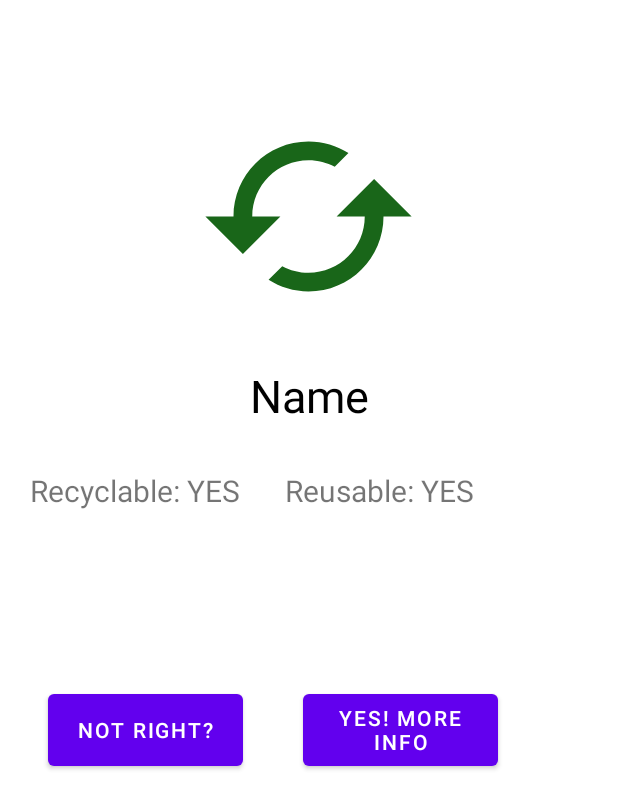
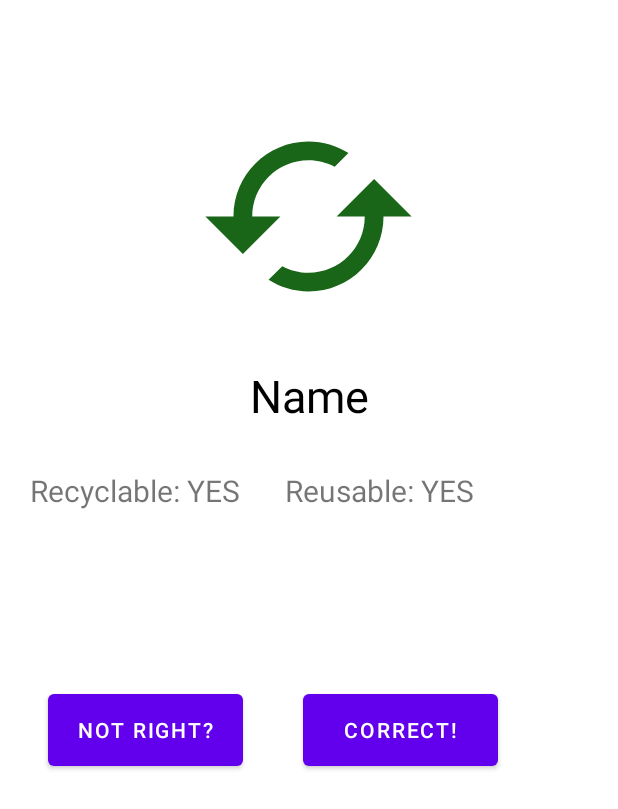
Before and after one commit to AndreiFoidas/bachelors-project-ubb, an Android app: the layout result_popup.xml on its own in the app's theme, with its tools: preview values and no code run, on a phone screen of 412 x 824 dp. Shown: the top 809 px of the screen. Run offline under Robolectric (Android 15) with nearby library versions, the phone set to English and light mode, and no system bars.

Commit message:
modifications to popup and models

```diff
--- a/App/app/src/main/java/com/ubb/andrei/domain/ServerResponse.kt
+++ b/App/app/src/main/java/com/ubb/andrei/domain/ServerResponse.kt
@@ -4,5 +4,6 @@ data class ServerResponse(
     val nr: Int,
     val name: String,
     val percentage: Double,
-    val result: String
+    val result: String,
+    val filename: String
 )
--- a/App/app/src/main/res/layout/result_popup.xml
+++ b/App/app/src/main/res/layout/result_popup.xml
@@ -89,11 +89,37 @@
         app:layout_constraintVertical_bias="0.129" />
 
     <Button
-        android:id="@+id/btnMoreInfo"
+        android:id="@+id/btnBack"
+        android:layout_width="130dp"
+        android:layout_height="60dp"
+        android:layout_marginStart="32dp"
+        android:text="Back"
+        android:visibility="invisible"
+
+        app:layout_constraintBottom_toBottomOf="parent"
+        app:layout_constraintStart_toStartOf="parent"
+        app:layout_constraintTop_toBottomOf="@+id/plasticSpinner"
+        app:layout_constraintVertical_bias="0.129" />
+
+    <Button
+        android:id="@+id/btnRight"
         android:layout_width="130dp"
         android:layout_height="60dp"
         android:layout_marginStart="40dp"
-        android:text="YES! More info"
+        android:text="Correct!"
+
+        app:layout_constraintBottom_toBottomOf="parent"
+        app:layout_constraintStart_toEndOf="@+id/btnWrong"
+        app:layout_constraintTop_toBottomOf="@+id/plasticSpinner"
+        app:layout_constraintVertical_bias="0.129" />
+
+    <Button
+        android:id="@+id/btnThis"
+        android:layout_width="130dp"
+        android:layout_height="60dp"
+        android:layout_marginStart="40dp"
+        android:text="This one!"
+        android:visibility="invisible"
 
         app:layout_constraintBottom_toBottomOf="parent"
         app:layout_constraintStart_toEndOf="@+id/btnWrong"
```
Also changed, not shown: App/app/src/main/java/com/ubb/andrei/MainActivity.kt (+67 -39 lines), App/app/src/main/java/com/ubb/andrei/UploadUtility.kt (+32 -20 lines), App/app/src/main/java/com/ubb/andrei/utils/URIPathHelper.kt (renamed from App/app/src/main/java/com/ubb/andrei/URIPathHelper.kt, +1 -7 lines), 3 other files.
